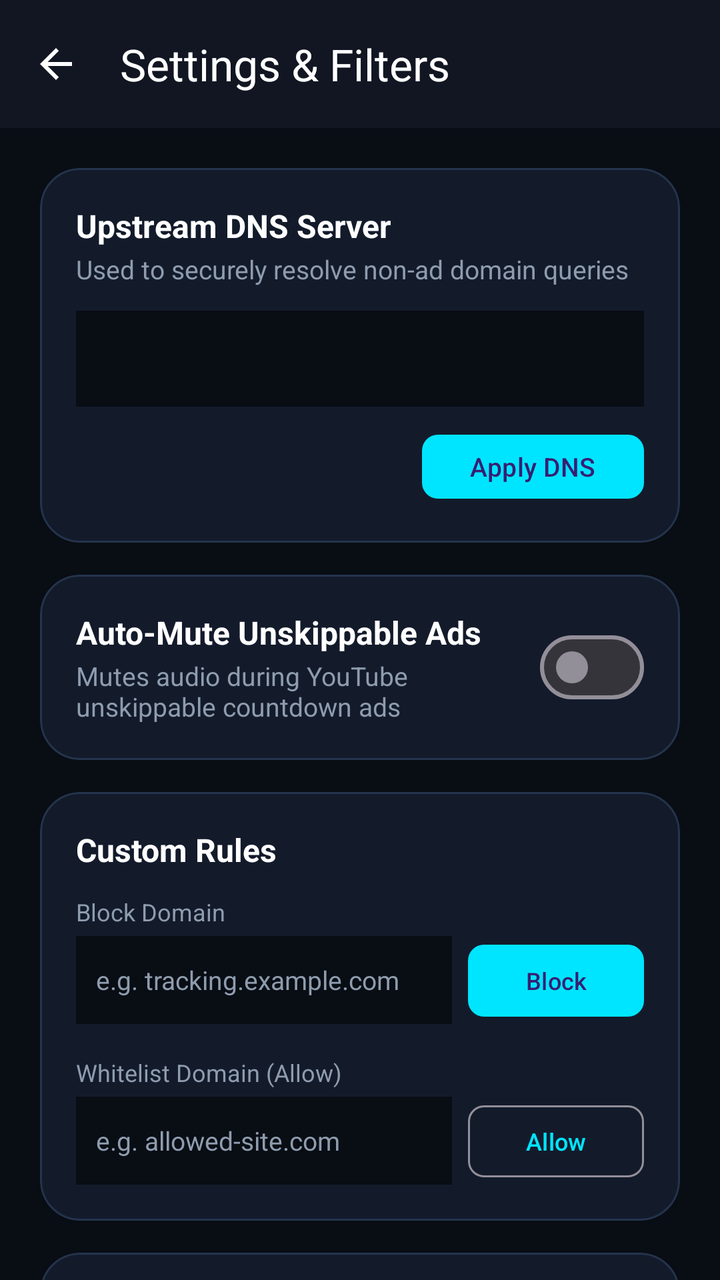
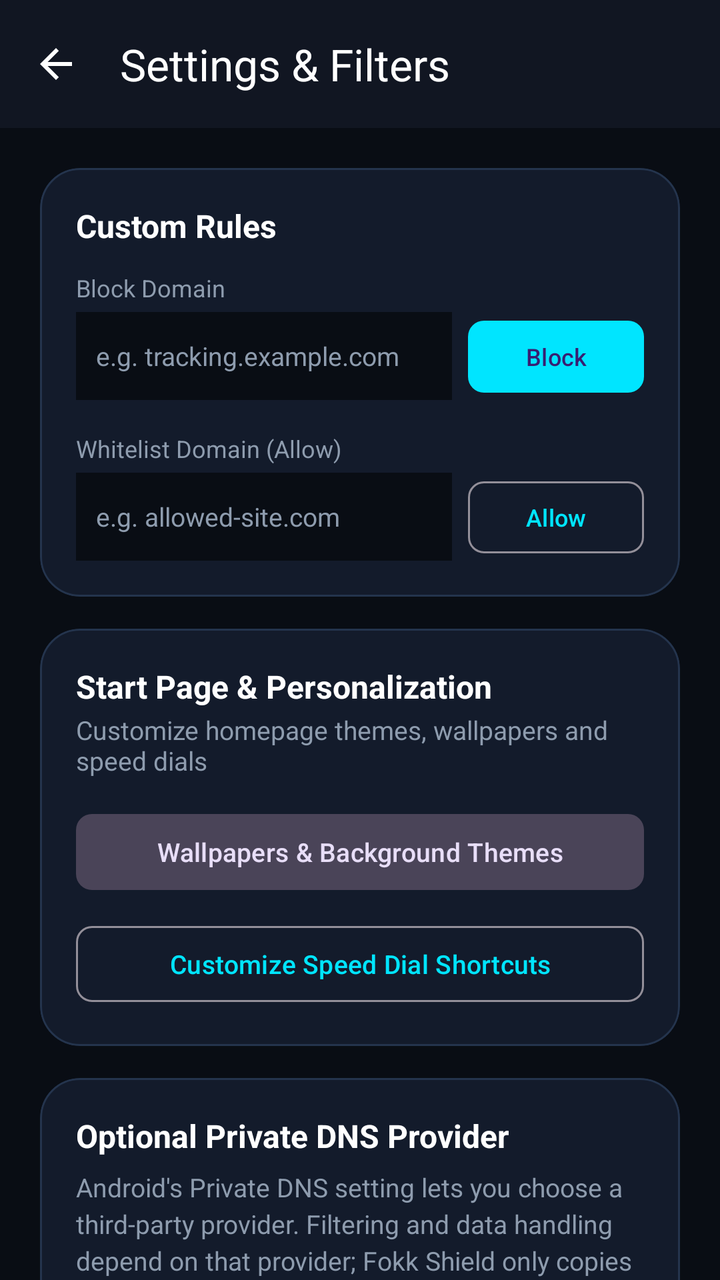

An Android layout rendered at two revisions. The XML below is the earlier revision; the diff shows what the commit changed to produce the second picture.
<!-- AndroidManifest.xml: application theme Theme.AdShield -->
<!-- res/layout/activity_settings.xml -->
<?xml version="1.0" encoding="utf-8"?>
<androidx.core.widget.NestedScrollView xmlns:android="http://schemas.android.com/apk/res/android"
    xmlns:app="http://schemas.android.com/apk/res-auto"
    android:layout_width="match_parent"
    android:layout_height="match_parent"
    android:background="@color/background_dark"
    android:fillViewport="true">

    <LinearLayout
        android:layout_width="match_parent"
        android:layout_height="wrap_content"
        android:orientation="vertical">

        
        <com.google.android.material.appbar.MaterialToolbar
            android:id="@+id/toolbar"
            android:layout_width="match_parent"
            android:layout_height="?attr/actionBarSize"
            android:background="@color/surface_dark"
            app:navigationIcon="@drawable/ic_arrow_back"
            app:navigationIconTint="@color/text_primary"
            app:title="Settings &amp; Filters"
            app:titleTextColor="@color/text_primary" />

        <LinearLayout
            android:layout_width="match_parent"
            android:layout_height="wrap_content"
            android:orientation="vertical"
            android:padding="20dp">

            
            <com.google.android.material.card.MaterialCardView
                android:layout_width="match_parent"
                android:layout_height="wrap_content"
                android:layout_marginBottom="16dp"
                app:cardBackgroundColor="#131B2B"
                app:cardCornerRadius="20dp"
                app:strokeColor="#24344D"
                app:strokeWidth="1dp">

                <LinearLayout
                    android:layout_width="match_parent"
                    android:layout_height="wrap_content"
                    android:orientation="vertical"
                    android:padding="18dp">

                    <TextView
                        android:layout_width="wrap_content"
                        android:layout_height="wrap_content"
                        android:text="Upstream DNS Server"
                        android:textColor="@color/text_primary"
                        android:textSize="16sp"
                        android:textStyle="bold" />

                    <TextView
                        android:layout_width="wrap_content"
                        android:layout_height="wrap_content"
                        android:layout_marginTop="2dp"
                        android:layout_marginBottom="12dp"
                        android:text="Used to securely resolve non-ad domain queries"
                        android:textColor="@color/text_secondary"
                        android:textSize="13sp" />

                    <Spinner
                        android:id="@+id/spinnerDns"
                        android:layout_width="match_parent"
                        android:layout_height="48dp"
                        android:background="@drawable/ic_launcher_background"
                        android:backgroundTint="@color/background_dark" />

                    <Button
                        android:id="@+id/btnSaveDns"
                        android:layout_width="wrap_content"
                        android:layout_height="40dp"
                        android:layout_gravity="end"
                        android:layout_marginTop="10dp"
                        android:text="Apply DNS"
                        android:textSize="13sp"
                        app:cornerRadius="8dp" />
                </LinearLayout>
            </com.google.android.material.card.MaterialCardView>

            
            <com.google.android.material.card.MaterialCardView
                android:layout_width="match_parent"
                android:layout_height="wrap_content"
                android:layout_marginBottom="16dp"
                app:cardBackgroundColor="#131B2B"
                app:cardCornerRadius="20dp"
                app:strokeColor="#24344D"
                app:strokeWidth="1dp">

                <RelativeLayout
                    android:layout_width="match_parent"
                    android:layout_height="wrap_content"
                    android:padding="18dp">

                    <LinearLayout
                        android:layout_width="wrap_content"
                        android:layout_height="wrap_content"
                        android:layout_toStartOf="@id/switchAutoMute"
                        android:orientation="vertical">

                        <TextView
                            android:layout_width="wrap_content"
                            android:layout_height="wrap_content"
                            android:text="Auto-Mute Unskippable Ads"
                            android:textColor="@color/text_primary"
                            android:textSize="16sp"
                            android:textStyle="bold" />

                        <TextView
                            android:layout_width="wrap_content"
                            android:layout_height="wrap_content"
                            android:layout_marginTop="2dp"
                            android:text="Mutes audio during YouTube unskippable countdown ads"
                            android:textColor="@color/text_secondary"
                            android:textSize="13sp" />
                    </LinearLayout>

                    <com.google.android.material.materialswitch.MaterialSwitch
                        android:id="@+id/switchAutoMute"
                        android:layout_width="wrap_content"
                        android:layout_height="wrap_content"
                        android:layout_alignParentEnd="true"
                        android:layout_centerVertical="true" />
                </RelativeLayout>
            </com.google.android.material.card.MaterialCardView>

            
            <com.google.android.material.card.MaterialCardView
                android:layout_width="match_parent"
                android:layout_height="wrap_content"
                android:layout_marginBottom="16dp"
                app:cardBackgroundColor="#131B2B"
                app:cardCornerRadius="20dp"
                app:strokeColor="#24344D"
                app:strokeWidth="1dp">

                <LinearLayout
                    android:layout_width="match_parent"
                    android:layout_height="wrap_content"
                    android:orientation="vertical"
                    android:padding="18dp">

                    <TextView
                        android:layout_width="wrap_content"
                        android:layout_height="wrap_content"
                        android:text="Custom Rules"
                        android:textColor="@color/text_primary"
                        android:textSize="16sp"
                        android:textStyle="bold" />

                    
                    <TextView
                        android:layout_width="wrap_content"
                        android:layout_height="wrap_content"
                        android:layout_marginTop="12dp"
                        android:text="Block Domain"
                        android:textColor="@color/text_secondary"
                        android:textSize="12sp" />

                    <LinearLayout
                        android:layout_width="match_parent"
                        android:layout_height="wrap_content"
                        android:layout_marginTop="4dp"
                        android:orientation="horizontal">

                        <com.google.android.material.textfield.TextInputEditText
                            android:id="@+id/editBlacklistDomain"
                            android:layout_width="0dp"
                            android:layout_height="44dp"
                            android:layout_weight="1"
                            android:background="@drawable/ic_launcher_background"
                            android:backgroundTint="@color/background_dark"
                            android:hint="e.g. tracking.example.com"
                            android:maxLines="1"
                            android:paddingHorizontal="10dp"
                            android:textColor="@color/text_primary"
                            android:textColorHint="@color/text_secondary"
                            android:textSize="13sp" />

                        <Button
                            android:id="@+id/btnAddBlacklist"
                            android:layout_width="wrap_content"
                            android:layout_height="44dp"
                            android:layout_marginStart="8dp"
                            android:text="Block"
                            android:textSize="12sp"
                            app:cornerRadius="8dp" />
                    </LinearLayout>

                    
                    <TextView
                        android:layout_width="wrap_content"
                        android:layout_height="wrap_content"
                        android:layout_marginTop="16dp"
                        android:text="Whitelist Domain (Allow)"
                        android:textColor="@color/text_secondary"
                        android:textSize="12sp" />

                    <LinearLayout
                        android:layout_width="match_parent"
                        android:layout_height="wrap_content"
                        android:layout_marginTop="4dp"
                        android:orientation="horizontal">

                        <com.google.android.material.textfield.TextInputEditText
                            android:id="@+id/editWhitelistDomain"
                            android:layout_width="0dp"
                            android:layout_height="44dp"
                            android:layout_weight="1"
                            android:background="@drawable/ic_launcher_background"
                            android:backgroundTint="@color/background_dark"
                            android:hint="e.g. allowed-site.com"
                            android:maxLines="1"
                            android:paddingHorizontal="10dp"
                            android:textColor="@color/text_primary"
                            android:textColorHint="@color/text_secondary"
                            android:textSize="13sp" />

                        <Button
                            android:id="@+id/btnAddWhitelist"
                            style="@style/Widget.Material3.Button.OutlinedButton"
                            android:layout_width="wrap_content"
                            android:layout_height="44dp"
                            android:layout_marginStart="8dp"
                            android:text="Allow"
                            android:textSize="12sp"
                            app:cornerRadius="8dp" />
                    </LinearLayout>
                </LinearLayout>
            </com.google.android.material.card.MaterialCardView>

            
            <com.google.android.material.card.MaterialCardView
                android:layout_width="match_parent"
                android:layout_height="wrap_content"
                android:layout_marginBottom="16dp"
                app:cardBackgroundColor="#131B2B"
                app:cardCornerRadius="20dp"
                app:strokeColor="#24344D"
                app:strokeWidth="1dp">

                <LinearLayout
                    android:layout_width="match_parent"
                    android:layout_height="wrap_content"
                    android:orientation="vertical"
                    android:padding="18dp">

                    <TextView
                        android:layout_width="wrap_content"
                        android:layout_height="wrap_content"
                        android:text="Start Page &amp; Personalization"
                        android:textColor="@color/text_primary"
                        android:textSize="16sp"
                        android:textStyle="bold" />

                    <TextView
                        android:layout_width="wrap_content"
                        android:layout_height="wrap_content"
                        android:layout_marginTop="2dp"
                        android:layout_marginBottom="14dp"
                        android:text="Customize homepage themes, wallpapers and speed dials"
                        android:textColor="@color/text_secondary"
                        android:textSize="13sp" />

                    <Button
                        android:id="@+id/btnWallpapersThemes"
                        style="@style/Widget.Material3.Button.TonalButton"
                        android:layout_width="match_parent"
                        android:layout_height="46dp"
                        android:layout_marginBottom="10dp"
                        android:text="Wallpapers &amp; Background Themes"
                        android:textSize="13sp"
                        app:cornerRadius="8dp" />

                    <Button
                        android:id="@+id/btnCustomizeSpeedDials"
                        style="@style/Widget.Material3.Button.OutlinedButton"
                        android:layout_width="match_parent"
                        android:layout_height="46dp"
                        android:text="Customize Speed Dial Shortcuts"
                        android:textSize="13sp"
                        app:cornerRadius="8dp" />
                </LinearLayout>
            </com.google.android.material.card.MaterialCardView>

            
            <com.google.android.material.card.MaterialCardView
                android:layout_width="match_parent"
                android:layout_height="wrap_content"
                app:cardBackgroundColor="#131B2B"
                app:cardCornerRadius="20dp"
                app:strokeColor="#24344D"
                app:strokeWidth="1dp">

                <LinearLayout
                    android:layout_width="match_parent"
                    android:layout_height="wrap_content"
                    android:orientation="vertical"
                    android:padding="18dp">

                    <TextView
                        android:layout_width="wrap_content"
                        android:layout_height="wrap_content"
                        android:text="Native Android Private DNS (Zero Battery)"
                        android:textColor="@color/text_primary"
                        android:textSize="16sp"
                        android:textStyle="bold" />

                    <TextView
                        android:layout_width="wrap_content"
                        android:layout_height="wrap_content"
                        android:layout_marginTop="6dp"
                        android:lineSpacingExtra="3dp"
                        android:text="Android 9+ includes native Private DNS (DoT) which blocks ads system-wide without running any VPN background app at all:\n1. Settings -> Network &amp; Internet -> Private DNS.\n2. Select 'Private DNS provider hostname'.\n3. Enter: p2.freedns.controld.com"
                        android:textColor="@color/text_secondary"
                        android:textSize="13sp" />

                    <Button
                        android:id="@+id/btnCopyPrivateDns"
                        style="@style/Widget.Material3.Button.TonalButton"
                        android:layout_width="match_parent"
                        android:layout_height="44dp"
                        android:layout_marginTop="12dp"
                        android:text="Copy p2.freedns.controld.com"
                        android:textSize="13sp"
                        app:cornerRadius="8dp" />
                </LinearLayout>
            </com.google.android.material.card.MaterialCardView>

            
            <com.google.android.material.card.MaterialCardView
                android:layout_width="match_parent"
                android:layout_height="wrap_content"
                android:layout_marginTop="16dp"
                app:cardBackgroundColor="#131B2B"
                app:cardCornerRadius="20dp"
                app:strokeColor="#24344D"
                app:strokeWidth="1dp">

                <LinearLayout
                    android:layout_width="match_parent"
                    android:layout_height="wrap_content"
                    android:orientation="vertical"
                    android:padding="18dp">

                    <TextView
                        android:layout_width="wrap_content"
                        android:layout_height="wrap_content"
                        android:text="FokkShield Updates"
                        android:textColor="@color/text_primary"
                        android:textSize="16sp"
                        android:textStyle="bold" />

                    <TextView
                        android:id="@+id/textSettingsVersionInfo"
                        android:layout_width="wrap_content"
                        android:layout_height="wrap_content"
                        android:layout_marginTop="4dp"
                        android:text="Installed Version: 1.0.30"
                        android:textColor="@color/fokk_cyan"
                        android:textSize="13sp" />

                    <Button
                        android:id="@+id/btnCheckForUpdates"
                        style="@style/Widget.Material3.Button.TonalButton"
                        android:layout_width="match_parent"
                        android:layout_height="44dp"
                        android:layout_marginTop="12dp"
                        android:text="Check for Updates Now"
                        android:textSize="13sp"
                        app:cornerRadius="8dp" />
                </LinearLayout>
            </com.google.android.material.card.MaterialCardView>

        </LinearLayout>
    </LinearLayout>
</androidx.core.widget.NestedScrollView>
<!-- resources referenced by this layout -->
<resources>
  <color name="background_dark">#090D14</color>
  <color name="fokk_cyan">#00E5FF</color>
  <color name="surface_dark">#111622</color>
  <color name="text_primary">#FFFFFF</color>
  <color name="text_secondary">#8E9CAE</color>
  <!-- drawable ic_arrow_back (drawable) -->
  <vector xmlns:android="http://schemas.android.com/apk/res/android"
      android:width="24dp"
      android:height="24dp"
      android:viewportWidth="24"
      android:viewportHeight="24">
    <path
        android:fillColor="#FFFFFF"
        android:pathData="M20,11H7.83l5.59,-5.59L12,4l-8,8 8,8 1.41,-1.41L7.83,13H20v-2z"/>
  </vector>
  <!-- drawable ic_launcher_background (drawable) -->
  <vector xmlns:android="http://schemas.android.com/apk/res/android"
      android:width="108dp"
      android:height="108dp"
      android:viewportWidth="108"
      android:viewportHeight="108">
    <path
        android:fillColor="#0164FF"
        android:pathData="M0,0h108v108h-108z"/>
  </vector>
  <style name="Theme.AdShield" parent="Theme.Material3.Dark.NoActionBar">
          <item name="colorPrimary">@color/secondary</item>
          <item name="colorSecondary">@color/accent_green</item>
          <item name="android:statusBarColor">@color/background_dark</item>
          <item name="android:navigationBarColor">@color/background_dark</item>
          <item name="android:windowBackground">@color/background_dark</item>
      </style>
  <color name="secondary">#00E5FF</color>
  <color name="accent_green">#00E676</color>
</resources>

<!-- the commit's change to res/layout/activity_settings.xml (unified diff, before → after) -->
@@ -47,105 +47,6 @@
                     <TextView
                         android:layout_width="wrap_content"
                         android:layout_height="wrap_content"
-                        android:text="Upstream DNS Server"
-                        android:textColor="@color/text_primary"
-                        android:textSize="16sp"
-                        android:textStyle="bold" />
-
-                    <TextView
-                        android:layout_width="wrap_content"
-                        android:layout_height="wrap_content"
-                        android:layout_marginTop="2dp"
-                        android:layout_marginBottom="12dp"
-                        android:text="Used to securely resolve non-ad domain queries"
-                        android:textColor="@color/text_secondary"
-                        android:textSize="13sp" />
-
-                    <Spinner
-                        android:id="@+id/spinnerDns"
-                        android:layout_width="match_parent"
-                        android:layout_height="48dp"
-                        android:background="@drawable/ic_launcher_background"
-                        android:backgroundTint="@color/background_dark" />
-
-                    <Button
-                        android:id="@+id/btnSaveDns"
-                        android:layout_width="wrap_content"
-                        android:layout_height="40dp"
-                        android:layout_gravity="end"
-                        android:layout_marginTop="10dp"
-                        android:text="Apply DNS"
-                        android:textSize="13sp"
-                        app:cornerRadius="8dp" />
-                </LinearLayout>
-            </com.google.android.material.card.MaterialCardView>
-
-            
-            <com.google.android.material.card.MaterialCardView
-                android:layout_width="match_parent"
-                android:layout_height="wrap_content"
-                android:layout_marginBottom="16dp"
-                app:cardBackgroundColor="#131B2B"
-                app:cardCornerRadius="20dp"
-                app:strokeColor="#24344D"
-                app:strokeWidth="1dp">
-
-                <RelativeLayout
-                    android:layout_width="match_parent"
-                    android:layout_height="wrap_content"
-                    android:padding="18dp">
-
-                    <LinearLayout
-                        android:layout_width="wrap_content"
-                        android:layout_height="wrap_content"
-                        android:layout_toStartOf="@id/switchAutoMute"
-                        android:orientation="vertical">
-
-                        <TextView
-                            android:layout_width="wrap_content"
-                            android:layout_height="wrap_content"
-                            android:text="Auto-Mute Unskippable Ads"
-                            android:textColor="@color/text_primary"
-                            android:textSize="16sp"
-                            android:textStyle="bold" />
-
-                        <TextView
-                            android:layout_width="wrap_content"
-                            android:layout_height="wrap_content"
-                            android:layout_marginTop="2dp"
-                            android:text="Mutes audio during YouTube unskippable countdown ads"
-                            android:textColor="@color/text_secondary"
-                            android:textSize="13sp" />
-                    </LinearLayout>
-
-                    <com.google.android.material.materialswitch.MaterialSwitch
-                        android:id="@+id/switchAutoMute"
-                        android:layout_width="wrap_content"
-                        android:layout_height="wrap_content"
-                        android:layout_alignParentEnd="true"
-                        android:layout_centerVertical="true" />
-                </RelativeLayout>
-            </com.google.android.material.card.MaterialCardView>
-
-            
-            <com.google.android.material.card.MaterialCardView
-                android:layout_width="match_parent"
-                android:layout_height="wrap_content"
-                android:layout_marginBottom="16dp"
-                app:cardBackgroundColor="#131B2B"
-                app:cardCornerRadius="20dp"
-                app:strokeColor="#24344D"
-                app:strokeWidth="1dp">
-
-                <LinearLayout
-                    android:layout_width="match_parent"
-                    android:layout_height="wrap_content"
-                    android:orientation="vertical"
-                    android:padding="18dp">
-
-                    <TextView
-                        android:layout_width="wrap_content"
-                        android:layout_height="wrap_content"
                         android:text="Custom Rules"
                         android:textColor="@color/text_primary"
                         android:textSize="16sp"
@@ -304,7 +205,7 @@
                     <TextView
                         android:layout_width="wrap_content"
                         android:layout_height="wrap_content"
-                        android:text="Native Android Private DNS (Zero Battery)"
+                        android:text="Optional Private DNS Provider"
                         android:textColor="@color/text_primary"
                         android:textSize="16sp"
                         android:textStyle="bold" />
@@ -314,7 +215,7 @@
                         android:layout_height="wrap_content"
                         android:layout_marginTop="6dp"
                         android:lineSpacingExtra="3dp"
-                        android:text="Android 9+ includes native Private DNS (DoT) which blocks ads system-wide without running any VPN background app at all:\n1. Settings -> Network &amp; Internet -> Private DNS.\n2. Select 'Private DNS provider hostname'.\n3. Enter: p2.freedns.controld.com"
+                        android:text="Android's Private DNS setting lets you choose a third-party provider. Filtering and data handling depend on that provider; Fokk Shield only copies the hostname for you.\n1. Settings -> Network &amp; Internet -> Private DNS.\n2. Select 'Private DNS provider hostname'.\n3. Enter: p2.freedns.controld.com"
                         android:textColor="@color/text_secondary"
                         android:textSize="13sp" />
 
